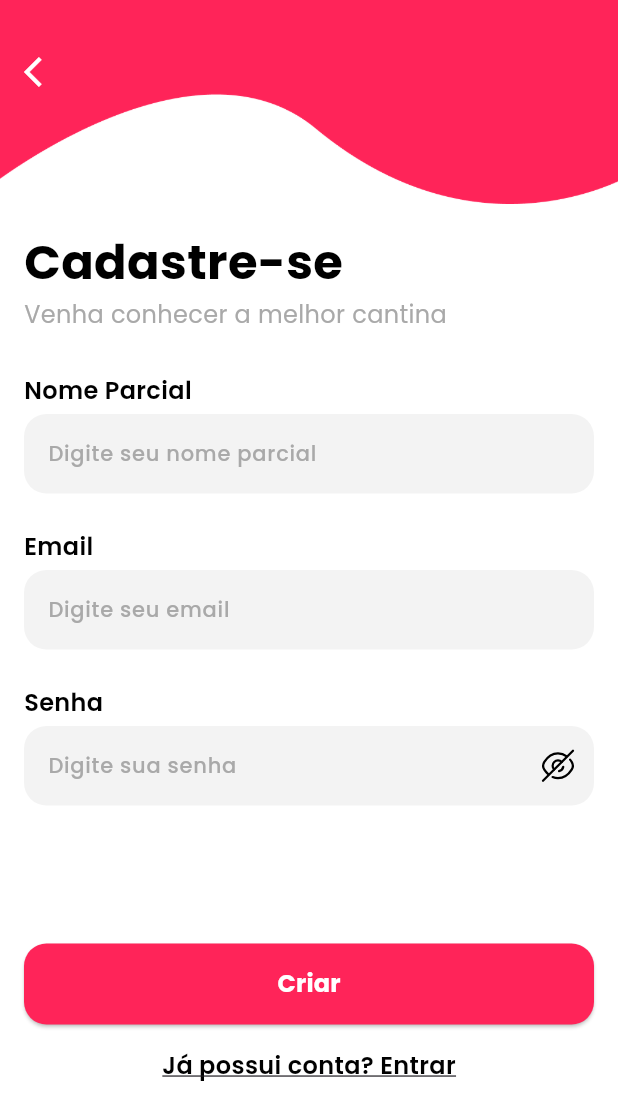
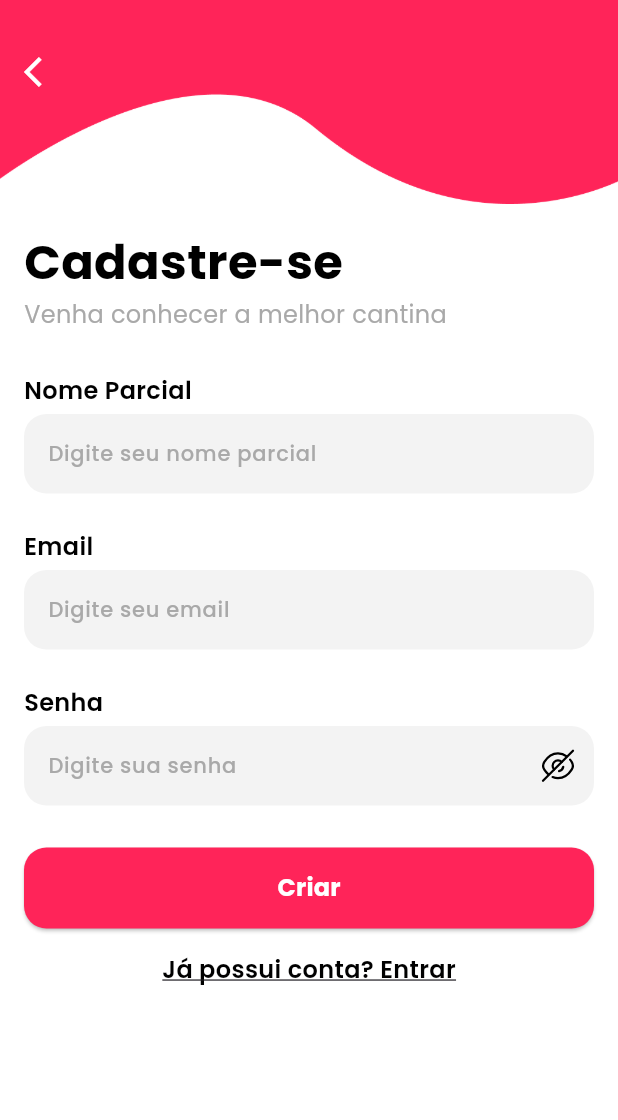
Before and after one commit to MJCantina/MJCantina-mobile-front-en, a Flutter app: the SignUpPage screen opened directly, on a phone screen of 412 x 824 dp. Shown: the top 1120 px of the screen. Run offline on Flutter 3.47's test engine with Material 3 defaults, Android fonts, the phone set to English and light mode, and no system bars; our stand-ins replace cloud_firestore, firebase_auth, firebase_core, flutter_secure_storage, flutter_svg, get and 1 more; accounts and stored records are empty.

Commit message:
cadastro btn

```diff
--- a/lib/presentation/autenticação/cadastro/signup.dart
+++ b/lib/presentation/autenticação/cadastro/signup.dart
@@ -109,35 +109,27 @@ class _SignUpPageState extends State<SignUpPage> {
                     ),
                   ],
                 ),
-                Padding(
-                  padding: EdgeInsets.only(
-                    top: MediaQuery.of(context).viewInsets.top +
-                        64, // Ajusta o espaço inferior quando o teclado aparece
-                  ),
-                  child: Column(
+                Column(
                   children: [
                     BasicAppButton(
                         onPressed: () async {
                           if (_formKey.currentState!.validate()) {
                             await controller.registrar();
                           }
-
-
                         },
-                        title: 'Criar'
-                      ),
+                        title: 'Criar'),
                     GestureDetector(
                       child: Text('Já possui conta? Entrar',
-                            style: AppFonts.titleField.copyWith(
-                                decoration: TextDecoration.underline)),
+                          style: AppFonts.titleField
+                              .copyWith(decoration: TextDecoration.underline)),
                       onTap: () {
                         Get.to(const SignInPage(),
                             transition: Transition.rightToLeft,
                             duration: const Duration(seconds: 1));
                       },
                     ),
+                    const SizedBox(height: 16,)
                   ],
-                  ),
                 ),
               ],
             ),
```
Lines whose indentation alone changed are shown as unchanged.
